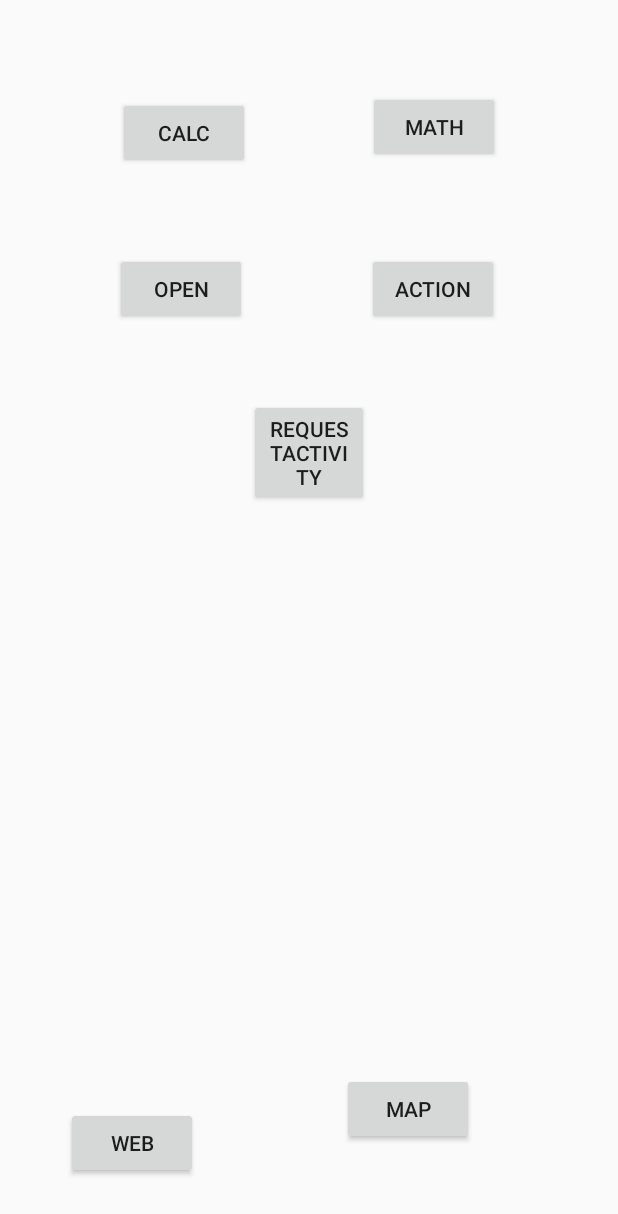
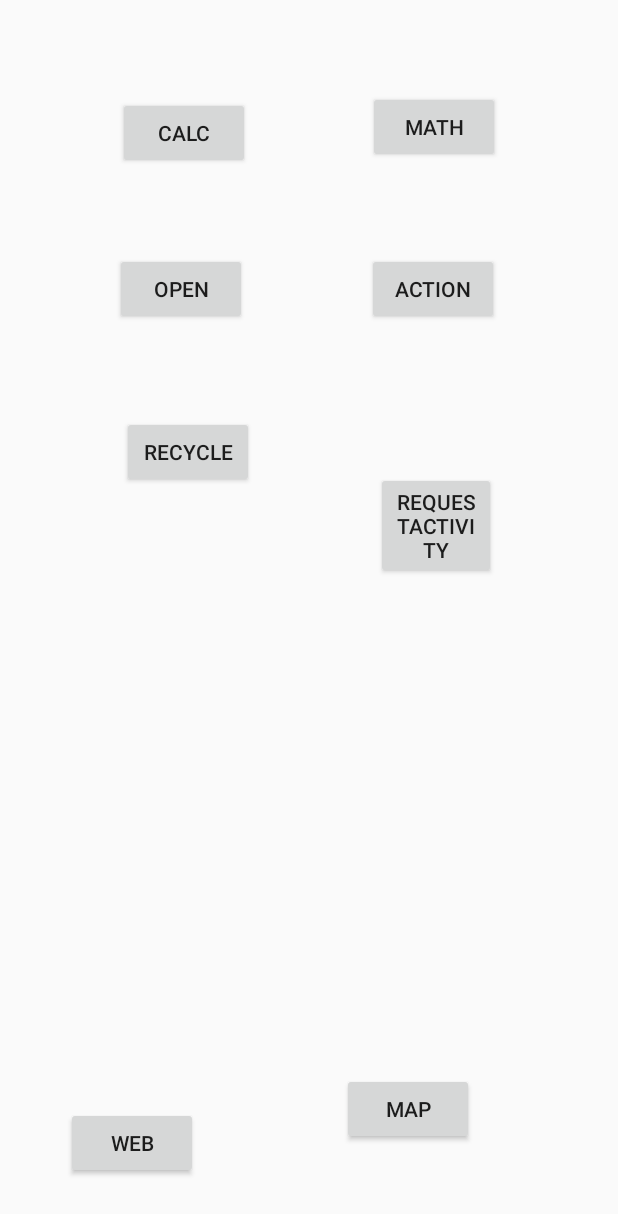
Before and after one commit to SashaBerduchev/AndroidListActivitys, an Android app: the layout activity_main.xml on its own in the app's theme, with its tools: preview values and no code run, on a phone screen of 412 x 824 dp. Shown: the top 1214 px of the screen. Run offline under Robolectric (Android 15) with nearby library versions, the phone set to English and light mode, and no system bars.

Commit message:
AndroidListActivitys 1.7

```diff
--- a/app/src/main/res/layout/activity_main.xml
+++ b/app/src/main/res/layout/activity_main.xml
@@ -88,6 +88,17 @@
         android:text="requestactivity"
         app:layout_constraintBottom_toTopOf="@+id/listdat"
         app:layout_constraintEnd_toEndOf="parent"
+        app:layout_constraintStart_toEndOf="@+id/btnRecycle"
+        app:layout_constraintTop_toBottomOf="@+id/btnOpen"
+        app:layout_constraintVertical_bias="1.0" />
+
+    <Button
+        android:id="@+id/btnRecycle"
+        android:layout_width="wrap_content"
+        android:layout_height="wrap_content"
+        android:text="Recycle"
+        app:layout_constraintBottom_toTopOf="@+id/listdat"
+        app:layout_constraintEnd_toStartOf="@+id/btnrequestactivity"
         app:layout_constraintStart_toStartOf="parent"
         app:layout_constraintTop_toBottomOf="@+id/btnOpen" />
 
```
Also changed, not shown: app/src/main/java/com/example/student/androidlistactivitys/MainActivity.java (+17 -6 lines), app/src/main/java/com/example/student/androidlistactivitys/RecyclerViewAdapter.java (+12 -4 lines), app/src/main/java/com/example/student/androidlistactivitys/ResycleListActivity.java (+26 -0 lines).
